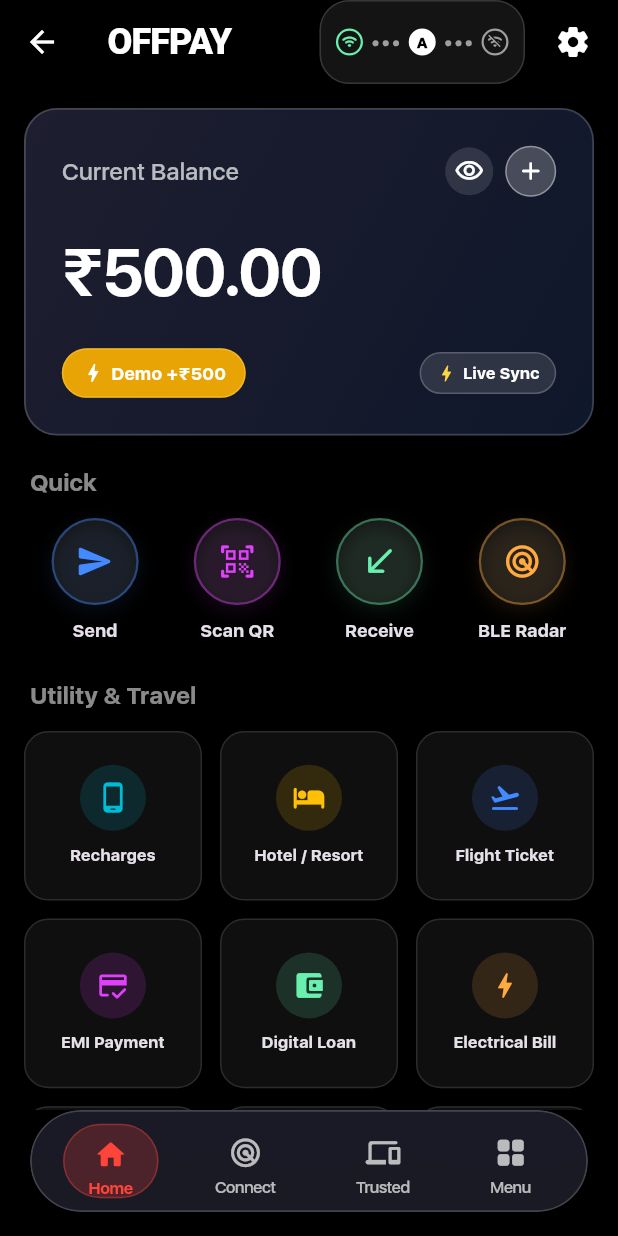
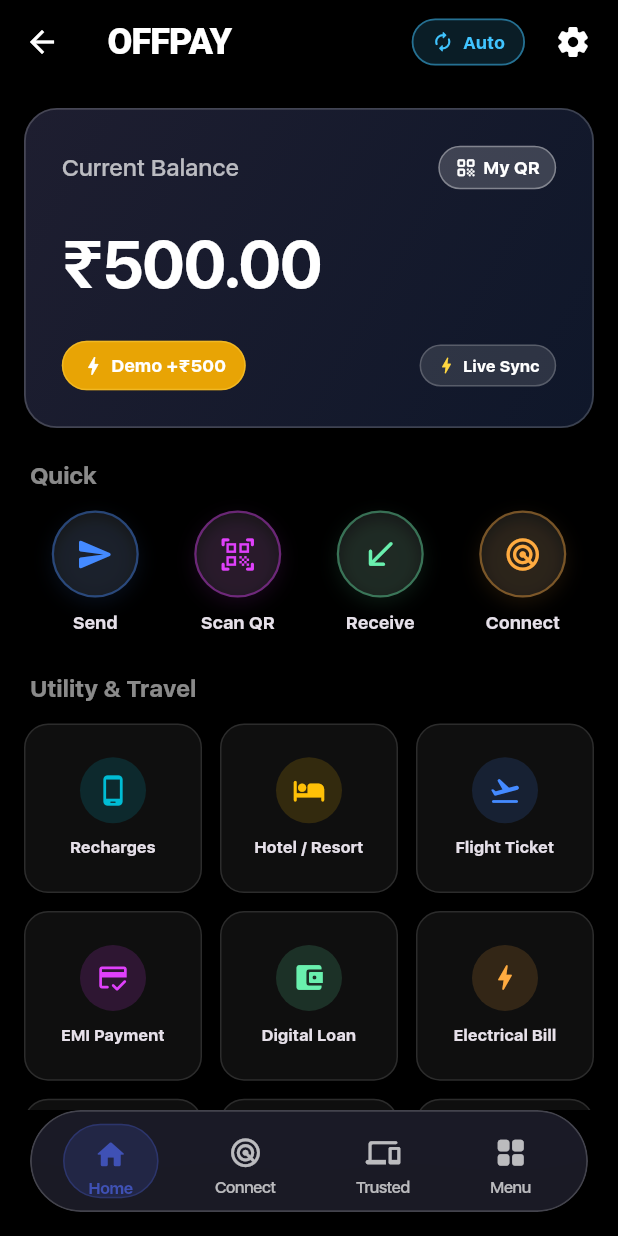
Before and after one commit to Secretuser129/OFFPAY, a Flutter app: the HomeScreen screen opened by its route, on a phone screen of 412 x 824 dp. Run offline on Flutter 3.47's test engine with Material 3 defaults, Android fonts, the phone set to English and light mode, and no system bars; drawn by our look-alikes of flutter_animate; our stand-ins replace flutter_blue_plus, flutter_local_notifications, hive, hive_flutter, image_picker, open_filex and 5 more; missing offline and left inert: encrypt, google_mlkit_barcode_scanning, mobile_scanner; accounts and stored records are empty; network calls fail; statements that could not run were skipped; project files that could hold a hidden picture were left out.

Commit message:
v3.2.1 changes

```diff
--- a/lib/screens/app_update_screen.dart
+++ b/lib/screens/app_update_screen.dart
@@ -36,7 +36,7 @@ class _AppUpdateScreenState extends State<AppUpdateScreen> {
                 versionName: UpdateService.currentVersionName,
                 updateUrl: UpdateService.defaultReleaseUrl,
                 changelog:
-                    '• Enhanced AMOLED Dark Mode & Apple Glassmorphic aesthetics\n• Optimized BLE Radar duty cycle & low power scanning\n• GZip sync compression for instant payload transfer\n• Added Utility & Travel Services quick grid with haptics',
+                    '• Enhanced AMOLED Dark Mode & Apple Glassmorphic aesthetics\n• Optimized Connect duty cycle & low power scanning\n• GZip sync compression for instant payload transfer\n• Added Utility & Travel Services quick grid with haptics',
               );
           _isChecking = false;
         });
@@ -49,7 +49,7 @@ class _AppUpdateScreenState extends State<AppUpdateScreen> {
             versionName: UpdateService.currentVersionName,
             updateUrl: UpdateService.defaultReleaseUrl,
             changelog:
-                '• Enhanced AMOLED Dark Mode & Apple Glassmorphic aesthetics\n• Optimized BLE Radar duty cycle & low power scanning\n• GZip sync compression for instant payload transfer\n• Added Utility & Travel Services quick grid with haptics',
+                '• Enhanced AMOLED Dark Mode & Apple Glassmorphic aesthetics\n• Optimized Connect duty cycle & low power scanning\n• GZip sync compression for instant payload transfer\n• Added Utility & Travel Services quick grid with haptics',
           );
           _isChecking = false;
         });
--- a/lib/screens/home_screen.dart
+++ b/lib/screens/home_screen.dart
@@ -1,8 +1,10 @@
 import 'dart:async';
+import 'dart:ui';
 import 'package:flutter/material.dart';
 import 'package:flutter/services.dart';
 import 'package:intl/intl.dart';
 import 'package:provider/provider.dart';
+import 'package:shared_preferences/shared_preferences.dart';
 import 'package:flutter_animate/flutter_animate.dart';
 
 import '../models/transaction_model.dart';
@@ -32,7 +34,7 @@ class _HomeScreenState extends State<HomeScreen> {
 
   final Map<String, int> _actionUsageCount = {
     'Receive': 5,
-    'BLE Radar': 4,
+    'Connect': 4,
     'Recharges': 2,
     'Hotel / Resort': 1,
     'Flight Ticket': 1,
@@ -67,6 +69,7 @@ class _HomeScreenState extends State<HomeScreen> {
       SyncQueueService.startQueue(walletModel);
 
       UpdateService.checkForUpdates(context, silent: true);
+      await _checkAppLockOnLaunch();
     });
 
     // Fast background sync every 1500ms from server without loader
@@ -93,6 +96,78 @@ class _HomeScreenState extends State<HomeScreen> {
     FirebaseService.stopAutoSync();
     _autoReloadTimer?.cancel();
     super.dispose();
+  }
+
+  Future<void> _checkAppLockOnLaunch() async {
+    final prefs = await SharedPreferences.getInstance();
+    final requireAppLock = prefs.getBool('security_require_app_lock') ?? true;
+    if (!requireAppLock) return;
+    final hasPin = await PasswordService.hasPin();
+    if (!hasPin) return;
+
+    if (!mounted) return;
+    final pinController = TextEditingController();
+    showDialog(
+      context: context,
+      barrierDismissible: false,
+      builder: (ctx) => WillPopScope(
+        onWillPop: () async => false,
+        child: StatefulBuilder(
+          builder: (context, setDialogState) {
+            return AlertDialog(
+              shape: RoundedRectangleBorder(borderRadius: BorderRadius.circular(24)),
+              title: const Row(
+                children: [
+                  Icon(Icons.phonelink_lock_rounded, color: Colors.indigoAccent),
+                  SizedBox(width: 10),
+                  Text('OFFPAY App Lock', style: TextStyle(fontWeight: FontWeight.bold)),
+                ],
+              ),
+              content: Column(
+                mainAxisSize: MainAxisSize.min,
+                children: [
+                  const Text('Security App Lock is enabled. Enter your security PIN to access your wallet.', style: TextStyle(fontSize: 13)),
+                  const SizedBox(height: 18),
+                  TextFormField(
+                    controller: pinController,
+                    obscureText: true,
+                    keyboardType: TextInputType.number,
+                    maxLength: 6,
+                    autofocus: true,
+                    decoration: InputDecoration(
+                      labelText: 'Enter PIN',
+                      border: OutlineInputBorder(borderRadius: BorderRadius.circular(14)),
+                      prefixIcon: const Icon(Icons.lock_outline),
+                    ),
+                    onChanged: (val) async {
+                      if (val.length >= 4) {
+                        final valid = await PasswordService.verifyPin(val.trim());
+                        if (valid) {
+                          Navigator.pop(ctx);
+                        }
+                      }
+                    },
+                  ),
+                ],
+              ),
+              actions: [
+                TextButton(
+                  onPressed: () async {
+                    final valid = await PasswordService.verifyPin(pinController.text.trim());
+                    if (valid) {
+                      Navigator.pop(ctx);
+                    } else {
+                      ScaffoldMessenger.of(context).showSnackBar(const SnackBar(content: Text('Invalid PIN code.')));
+                    }
+                  },
+                  child: const Text('Unlock', style: TextStyle(fontWeight: FontWeight.bold)),
+                ),
+              ],
+            );
+          },
+        ),
+      ),
+    );
   }
 
   Future<void> _toggleBalanceVisibility() async {
@@ -185,140 +260,76 @@ class _HomeScreenState extends State<HomeScreen> {
 
   Widget _buildHeaderStatusBadge(BuildContext context) {
     final isDark = Theme.of(context).brightness == Brightness.dark;
-    return Container(
+
+    // 0 = Network, 1 = Auto, 2 = Offline
+    IconData modeIcon;
+    Color modeColor;
+    String modeLabel;
+
+    switch (_activeBadgeIndex) {
+      case 0:
+        modeIcon = Icons.wifi_rounded;
+        modeColor = isDark ? Colors.greenAccent : Colors.green;
+        modeLabel = 'Network';
+        break;
+      case 1:
+        modeIcon = Icons.autorenew_rounded;
+        modeColor = isDark ? Colors.lightBlueAccent : Colors.blue;
+        modeLabel = 'Auto';
+        break;
+      case 2:
+      default:
+        modeIcon = Icons.wifi_off_rounded;
+        modeColor = isDark ? Colors.amberAccent : Colors.orange;
+        modeLabel = 'Offline';
+        break;
+    }
+
+    return GestureDetector(
+      onTap: () {
+        HapticFeedback.lightImpact();
+        setState(() {
+          _activeBadgeIndex = (_activeBadgeIndex + 1) % 3;
+        });
+      },
+      child: AnimatedContainer(
+        duration: const Duration(milliseconds: 250),
+        curve: Curves.easeInOut,
         margin: const EdgeInsets.only(right: 8),
-      padding: const EdgeInsets.symmetric(horizontal: 10, vertical: 4),
+        padding: const EdgeInsets.symmetric(horizontal: 12, vertical: 6),
         decoration: BoxDecoration(
-        color: isDark ? Colors.white.withValues(alpha: 0.08) : Colors.black.withValues(alpha: 0.06),
+          color: modeColor.withValues(alpha: isDark ? 0.15 : 0.12),
           borderRadius: BorderRadius.circular(20),
           border: Border.all(
-          color: isDark ? Colors.white.withValues(alpha: 0.15) : Colors.black.withValues(alpha: 0.1),
+            color: modeColor.withValues(alpha: 0.5),
+            width: 1.2,
           ),
         ),
         child: Row(
           mainAxisSize: MainAxisSize.min,
           children: [
-          // Node 0: Online
-          GestureDetector(
-            onTap: () {
-              HapticFeedback.lightImpact();
-              setState(() => _activeBadgeIndex = 0);
-            },
-            child: AnimatedContainer(
+            AnimatedSwitcher(
               duration: const Duration(milliseconds: 200),
-              width: 18,
-              height: 18,
-              decoration: BoxDecoration(
-                shape: BoxShape.circle,
-                color: _activeBadgeIndex == 0
-                    ? (isDark ? Colors.greenAccent : Colors.green)
-                    : Colors.transparent,
-                border: Border.all(
-                  color: isDark ? Colors.greenAccent : Colors.green,
-                  width: 1.5,
+              transitionBuilder: (child, animation) => ScaleTransition(scale: animation, child: child),
+              child: Icon(
+                modeIcon,
+                key: ValueKey<int>(_activeBadgeIndex),
+                size: 15,
+                color: modeColor,
               ),
             ),
-              child: Icon(
-                Icons.wifi_rounded,
-                size: 11,
-                color: _activeBadgeIndex == 0
-                    ? (isDark ? Colors.black : Colors.white)
-                    : (isDark ? Colors.greenAccent : Colors.green),
-              ),
-            ),
-          ),
-          const Padding(
-            padding: EdgeInsets.symmetric(horizontal: 5),
-            child: Center(
-              child: Text(
-                '•••',
+            const SizedBox(width: 6),
+            Text(
+              modeLabel,
               style: TextStyle(
-                  fontSize: 11,
-                  fontWeight: FontWeight.w900,
-                  color: Colors.grey,
-                  letterSpacing: 1.5,
-                ),
-              ),
-            ),
-          ),
-          // Node 1: Auto
-          GestureDetector(
-            onTap: () {
-              HapticFeedback.lightImpact();
-              setState(() => _activeBadgeIndex = 1);
-            },
-            child: AnimatedContainer(
-              duration: const Duration(milliseconds: 200),
-              width: 18,
-              height: 18,
-              decoration: BoxDecoration(
-                shape: BoxShape.circle,
-                color: _activeBadgeIndex == 1
-                    ? (isDark ? Colors.white : Colors.black)
-                    : Colors.transparent,
-                border: Border.all(
-                  color: isDark ? Colors.white : Colors.black,
-                  width: 1.5,
-                ),
-              ),
-              child: Center(
-                child: Text(
-                  'A',
-                  style: TextStyle(
-                    fontSize: 10,
-                    fontWeight: FontWeight.w900,
-                    color: _activeBadgeIndex == 1
-                        ? (isDark ? Colors.black : Colors.white)
-                        : (isDark ? Colors.white : Colors.black),
-                  ),
-                ),
-              ),
-            ),
-          ),
-          const Padding(
-            padding: EdgeInsets.symmetric(horizontal: 5),
-            child: Center(
-              child: Text(
-                '•••',
-                style: TextStyle(
-                  fontSize: 11,
-                  fontWeight: FontWeight.w900,
-                  color: Colors.grey,
-                  letterSpacing: 1.5,
-                ),
-              ),
-            ),
-          ),
-          // Node 2: Offline
-          GestureDetector(
-            onTap: () {
-              HapticFeedback.lightImpact();
-              setState(() => _activeBadgeIndex = 2);
-            },
-            child: AnimatedContainer(
-              duration: const Duration(milliseconds: 200),
-              width: 18,
-              height: 18,
-              decoration: BoxDecoration(
-                shape: BoxShape.circle,
-                color: _activeBadgeIndex == 2
-                    ? Colors.grey.shade500
-                    : Colors.transparent,
-                border: Border.all(
-                  color: Colors.grey.shade500,
-                  width: 1.5,
-                ),
-              ),
-              child: Icon(
-                Icons.wifi_off_rounded,
-                size: 11,
-                color: _activeBadgeIndex == 2
-                    ? Colors.white
-                    : Colors.grey.shade500,
-              ),
+                fontSize: 12,
+                fontWeight: FontWeight.bold,
+                color: modeColor,
+                letterSpacing: 0.4,
               ),
             ),
           ],
+        ),
       ),
     );
   }
@@ -470,7 +481,7 @@ class _HomeScreenState extends State<HomeScreen> {
                     child: const Icon(Icons.send_rounded, color: Colors.blueAccent),
                   ),
                   title: const Text('Send Money', style: TextStyle(fontWeight: FontWeight.bold)),
-                  subtitle: const Text('BLE Radar, Contacts or Direct Send'),
+                  subtitle: const Text('Connect, Contacts or Direct Send'),
                   trailing: const Icon(Icons.arrow_forward_ios, size: 14),
                   onTap: () {
                     Navigator.pop(ctx);
@@ -526,8 +537,7 @@ class _HomeScreenState extends State<HomeScreen> {
   }
 
   Widget _buildBalanceCard(WalletModel walletModel) {
-    final String balanceText = _isBalanceHidden ? '****.**' : '${ThemeProvider.currentCurrency}${walletModel.balance.toStringAsFixed(2)}';
-    final IconData eyeIcon = _isBalanceHidden ? Icons.visibility_off_outlined : Icons.visibility_outlined;
+    final String balanceText = '${ThemeProvider.currentCurrency}${walletModel.balance.toStringAsFixed(2)}';
     final isDark = Theme.of(context).brightness == Brightness.dark;
 
     return AnimatedContainer(
@@ -570,42 +580,42 @@ class _HomeScreenState extends State<HomeScreen> {
                   'Current Balance',
                   style: TextStyle(color: Colors.white70, fontSize: 16, fontWeight: FontWeight.w500),
                 ),
-                Row(
-                  mainAxisSize: MainAxisSize.min,
-                  children: [
-                    GestureDetector(
-                      onTap: _toggleBalanceVisibility,
-                      child: Container(
-                        padding: const EdgeInsets.all(6),
-                        decoration: BoxDecoration(
-                          color: Colors.white.withValues(alpha: 0.12),
-                          shape: BoxShape.circle,
-                        ),
-                        child: Icon(eyeIcon, color: Colors.white, size: 20),
-                      ),
-                    ),
-                    const SizedBox(width: 8),
                 GestureDetector(
                   onTap: () {
                     HapticFeedback.lightImpact();
-                        _showPaymentOptionsBottomSheet(context);
+                    Navigator.pushNamed(context, '/custom_qr');
                   },
                   child: Container(
-                        padding: const EdgeInsets.all(6),
+                    padding: const EdgeInsets.symmetric(horizontal: 10, vertical: 5),
                     decoration: BoxDecoration(
-                          color: Colors.white.withValues(alpha: 0.22),
-                          shape: BoxShape.circle,
-                          border: Border.all(color: Colors.white.withValues(alpha: 0.4)),
+                      color: Colors.white.withValues(alpha: 0.18),
+                      borderRadius: BorderRadius.circular(16),
+                      border: Border.all(color: Colors.white.withValues(alpha: 0.35)),
                     ),
-                        child: const Icon(Icons.add_rounded, color: Colors.white, size: 20),
+                    child: const Row(
+                      mainAxisSize: MainAxisSize.min,
+                      children: [
+                        Icon(Icons.qr_code_rounded, color: Colors.white, size: 15),
+                        SizedBox(width: 4),
+                        Text(
+                          'My QR',
+                          style: TextStyle(
+                            color: Colors.white,
+                            fontSize: 12,
+                            fontWeight: FontWeight.bold,
                           ),
                         ),
                       ],
                     ),
+                  ),
+                ),
               ],
             ),
             const SizedBox(height: 18),
-            AnimatedSwitcher(
+            GestureDetector(
+              onTap: _toggleBalanceVisibility,
+              behavior: HitTestBehavior.opaque,
+              child: AnimatedSwitcher(
                 duration: const Duration(milliseconds: 300),
                 transitionBuilder: (Widget child, Animation<double> animation) {
                   return ScaleTransition(
@@ -613,14 +623,21 @@ class _HomeScreenState extends State<HomeScreen> {
                     child: FadeTransition(opacity: animation, child: child),
                   );
                 },
+                child: ImageFiltered(
+                  key: ValueKey<bool>(_isBalanceHidden),
+                  imageFilter: ImageFilter.blur(
+                    sigmaX: _isBalanceHidden ? 14.0 : 0.0,
+                    sigmaY: _isBalanceHidden ? 14.0 : 0.0,
+                  ),
                   child: Text(
                     balanceText,
-                key: ValueKey<bool>(_isBalanceHidden),
                     style: const TextStyle(
                       color: Colors.white,
                       fontSize: 44,
                       fontWeight: FontWeight.w800,
                       letterSpacing: -1.0,
+                    ),
+                  ),
                 ),
               ),
             ),
@@ -709,13 +726,14 @@ class _HomeScreenState extends State<HomeScreen> {
             },
           );
         case 'BLE Radar':
+        case 'Connect':
           return _buildActionIcon(
             context: context,
             icon: Icons.radar_rounded,
-            label: 'BLE Radar',
+            label: 'Connect',
             color: Colors.orangeAccent,
             onTap: () {
-              _recordUsage('BLE Radar');
+              _recordUsage('Connect');
               Navigator.pushNamed(context, '/discovery');
             },
           );
@@ -881,6 +899,10 @@ class _HomeScreenState extends State<HomeScreen> {
       {'key': 'Credit Card', 'title': 'Credit Card', 'icon': Icons.credit_card_rounded, 'color': Colors.pinkAccent},
       {'key': 'Water Bill', 'title': 'Water Bill', 'icon': Icons.water_drop_rounded, 'color': Colors.blue},
       {'key': 'Broadband', 'title': 'Broadband', 'icon': Icons.wifi_tethering_rounded, 'color': Colors.tealAccent},
+      {'key': 'Gas Cylinder', 'title': 'Gas Cylinder', 'icon': Icons.local_fire_department_rounded, 'color': Colors.deepOrangeAccent},
+      {'key': 'DTH / Cable', 'title': 'DTH / Cable', 'icon': Icons.tv_rounded, 'color': Colors.indigoAccent},
+      {'key': 'Train Booking', 'title': 'Train Booking', 'icon': Icons.train_rounded, 'color': Colors.redAccent},
+      {'key': 'Bus Ticket', 'title': 'Bus Ticket', 'icon': Icons.directions_bus_rounded, 'color': Colors.cyanAccent},
     ];
 
     final isDark = Theme.of(context).brightness == Brightness.dark;
--- a/lib/screens/rewards_screen.dart
+++ b/lib/screens/rewards_screen.dart
@@ -206,7 +206,7 @@ class _RewardsScreenState extends State<RewardsScreen> {
                     ),
                   ),
                   child: const Text(
-                    'Scratch ->',
+                    'Claim ->',
                     style: TextStyle(fontWeight: FontWeight.bold),
                   ),
                 ),
--- a/lib/screens/settings_screen.dart
+++ b/lib/screens/settings_screen.dart
@@ -92,7 +92,7 @@ class SettingsScreen extends StatelessWidget {
             ),
 
             const SizedBox(height: 28),
-            _buildSectionTitle('SECURITY & POLICY', isDark),
+            _buildSectionTitle('SECURITY', isDark),
             const SizedBox(height: 10),
             _buildGroupedSection(
               isDark: isDark,
@@ -205,7 +205,7 @@ class SettingsScreen extends StatelessWidget {
                   context: context,
                   icon: Icons.info_outline_rounded,
                   iconColor: const Color(0xFF9CA3AF),
-                  title: 'About OFFPAY v3.2.0 (Build 320)',
+                  title: 'About OFFPAY v3.2.1 (Build 321)',
                   subtitle: 'Credits, version info & developer mode',
                   route: '/about',
                 ),
--- a/lib/services/log_service.dart
+++ b/lib/services/log_service.dart
@@ -73,7 +73,7 @@ class LogService {
       LogEntry(
         timestamp: now.subtract(const Duration(minutes: 1)),
         category: 'SUCCESS',
-        message: 'OFFPAY Offline Payment Engine v3.2.0 (Build 320) Operational',
+        message: 'OFFPAY Offline Payment Engine v3.2.1 (Build 321) Operational',
         source: 'CoreManager',
       ),
     ];
@@ -104,7 +104,7 @@ class LogService {
   static String exportAsText() {
     final buffer = StringBuffer();
     buffer.writeln('==================================================');
-    buffer.writeln('OFFPAY v3.2.0 (Build 320) — SYSTEM & SECURITY LOG REPORT');
+    buffer.writeln('OFFPAY v3.2.1 (Build 321) — SYSTEM & SECURITY LOG REPORT');
     buffer.writeln('Generated on: ${DateFormat('yyyy-MM-dd HH:mm:ss').format(DateTime.now())}');
     buffer.writeln('==================================================\n');
 
--- a/lib/services/update_service.dart
+++ b/lib/services/update_service.dart
@@ -21,8 +21,8 @@ class UpdateInfo {
 }
 
 class UpdateService {
-  static const int currentVersionCode = 320;
-  static const String currentVersionName = '3.2.0';
+  static const int currentVersionCode = 321;
+  static const String currentVersionName = '3.2.1';
 
   // Fallback version.json URL
   static const String rawJsonUrl = 'https://raw.githubusercontent.com/Secretuser129/OFFPAY/main/version.json';
--- a/lib/widgets/global_apple_dock.dart
+++ b/lib/widgets/global_apple_dock.dart
@@ -115,8 +115,7 @@ class GlobalAppleDock extends StatelessWidget {
     required bool isSelected,
     required VoidCallback onTap,
   }) {
-    // Apple Music style coral red/orange highlight capsule
-    const Color activeColor = Color(0xFFFF453A); // Apple iOS Coral/Red accent
+    final Color activeColor = Provider.of<ThemeProvider>(context).accentColor;
     const Color inactiveColor = Colors.white70;
 
     return GestureDetector(
--- a/lib/widgets/scratch_card_dialog.dart
+++ b/lib/widgets/scratch_card_dialog.dart
@@ -196,7 +196,7 @@ class _ScratchCardDialogState extends State<ScratchCardDialog>
                   ? 'You have already collected this reward for Transaction #${card.transactionId}.'
                   : _isRevealed
                       ? 'Congratulations! Claim your reward below:'
-                      : 'Scratch the foil card with your finger to reveal!',
+                      : 'Swipe the card with your finger to reveal!',
               style: TextStyle(
                 fontSize: 13,
                 color: theme.hintColor,
@@ -433,7 +433,7 @@ class _FoilScratchPainter extends CustomPainter {
 
     final textPainter = TextPainter(
       text: const TextSpan(
-        text: '💎 SCRATCH & WIN 💎',
+        text: '💎 SWIPE & CLAIM 💎',
         style: TextStyle(
           color: Colors.white,
           fontSize: 18,
--- a/pubspec.yaml
+++ b/pubspec.yaml
@@ -3,7 +3,7 @@ name: offpay   # <-- this is the package name
 description: Offline Bluetooth Payments
 publish_to: 'none'
 
-version: 3.2.0+320
+version: 3.2.1+321
 
 environment:
   sdk: ">=3.0.0 <4.0.0"
```
Also changed, not shown: lib/screens/login_screen.dart (+6 -4 lines), lib/screens/other_options_screen.dart (+34 -2 lines), lib/screens/payment_input_screen.dart (+58 -10 lines), lib/services/firebase_service.dart (+37 -2 lines), lib/services/profile_service.dart (+47 -21 lines). Lines whose indentation alone changed are shown as unchanged.
